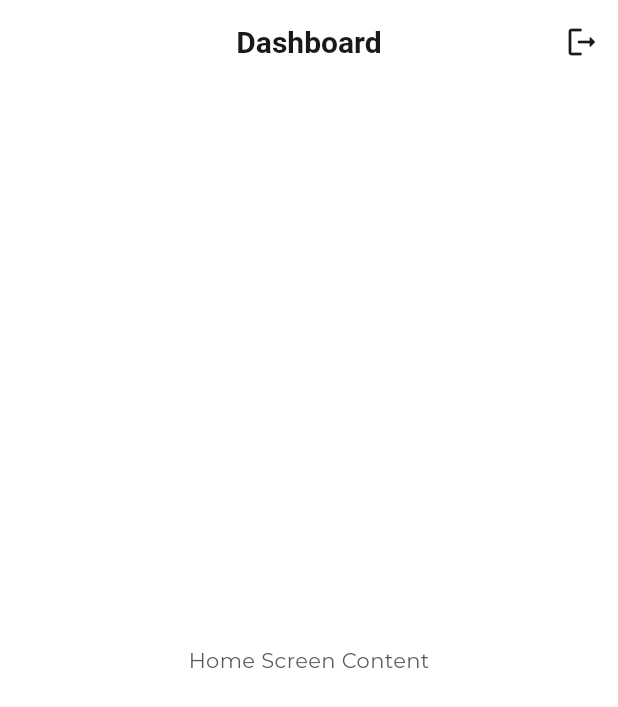
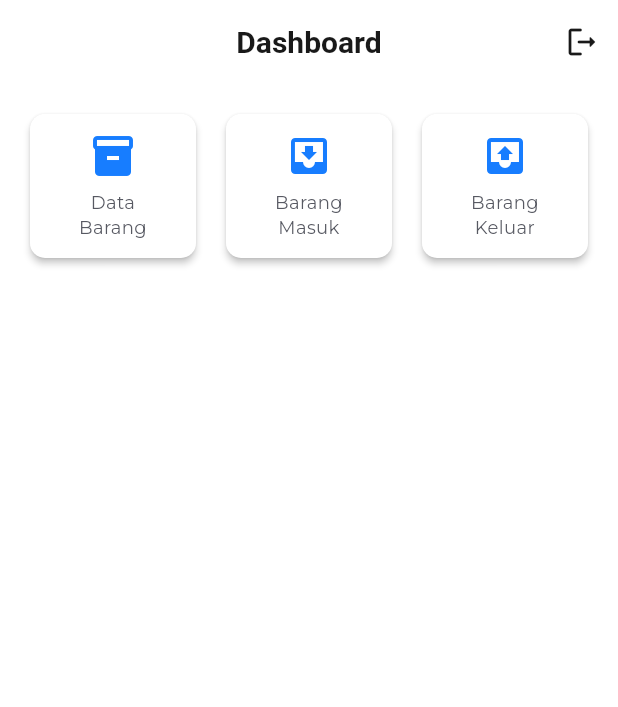
Before and after one commit to FirmanHY/stockify, a Flutter app: the HomeScreen screen opened by its route, on a phone screen of 412 x 824 dp. Shown: the top 707 px of the screen. Run offline on Flutter 3.47's test engine with Material 3 defaults, Android fonts, the phone set to English and light mode, and no system bars; our stand-ins replace dio, flutter_dotenv, flutter_riverpod, flutter_secure_storage, flutter_spinkit, freezed_annotation and 5 more; accounts and stored records are empty; generated files the repository leaves out were written again; network calls fail.

Commit message:
Tambah transaksi dan fitur barang masuk, keluar

```diff
--- a/lib/core/data/remote/end_point.dart
+++ b/lib/core/data/remote/end_point.dart
@@ -2,3 +2,4 @@ const String loginEndPoint = '/auth/login';
 const String itemsEndPoint = '/items';
 const String itemTypesEndPoint = '/master-data/item-types';
 const String unitsEndPoint = '/master-data/units';
+const String transactions = '/transactions';
--- a/lib/core/route/route_name.dart
+++ b/lib/core/route/route_name.dart
@@ -6,4 +6,6 @@ abstract class RouteName {
   static const String masterData = '/master-data';
   static const String transactions = '/transactions';
   static const String reports = '/reports';
+  static const String barangMasuk = '/barang-masuk';
+  static const String barangKeluar = '/barang-keluar';
 }
--- a/lib/features/home/presentation/ui/home_screen.dart
+++ b/lib/features/home/presentation/ui/home_screen.dart
@@ -23,9 +23,75 @@ class HomeScreen extends ConsumerWidget {
         ],
       ),
       body: Padding(
-        padding: const EdgeInsets.all(8.0),
-        child: const Center(child: Text('Home Screen Content')),
+        padding: const EdgeInsets.all(16),
+        child: Row(
+          mainAxisAlignment: MainAxisAlignment.spaceBetween,
+          children: const [
+            Expanded(
+              child: _MenuCard(
+                icon: Icons.inventory,
+                label: 'Data\nBarang',
+                routeName: RouteName.items,
+              ),
+            ),
+            SizedBox(width: 12),
+            Expanded(
+              child: _MenuCard(
+                icon: Icons.move_to_inbox,
+                label: 'Barang\nMasuk',
+                routeName: RouteName.barangMasuk,
+              ),
+            ),
+            SizedBox(width: 12),
+            Expanded(
+              child: _MenuCard(
+                icon: Icons.outbox,
+                label: 'Barang\nKeluar',
+                routeName: RouteName.barangKeluar,
+              ),
+            ),
+          ],
+        ),
       ),
     );
   }
 }
+
+class _MenuCard extends StatelessWidget {
+  final IconData icon;
+  final String label;
+  final String routeName;
+
+  const _MenuCard({
+    required this.icon,
+    required this.label,
+    required this.routeName,
+  });
+
+  @override
+  Widget build(BuildContext context) {
+    return Card(
+      elevation: 2,
+      shape: RoundedRectangleBorder(borderRadius: BorderRadius.circular(10)),
+      child: InkWell(
+        borderRadius: BorderRadius.circular(10),
+        onTap: () => context.go(routeName),
+        child: Padding(
+          padding: const EdgeInsets.symmetric(vertical: 12),
+          child: Column(
+            mainAxisSize: MainAxisSize.min,
+            children: [
+              Icon(icon, size: 32, color: Theme.of(context).primaryColor),
+              const SizedBox(height: 6),
+              Text(
+                label,
+                textAlign: TextAlign.center,
+                style: const TextStyle(fontSize: 12),
+              ),
+            ],
+          ),
+        ),
+      ),
+    );
+  }
+}
--- a/lib/features/master_data/presentation/ui/master_data_screen.dart
+++ b/lib/features/master_data/presentation/ui/master_data_screen.dart
@@ -23,7 +23,7 @@ class MasterDataScreen extends ConsumerWidget {
                 labelColor: AppColors.whiteColor,
                 unselectedLabelColor: Colors.white70,
                 indicatorColor: AppColors.whiteColor,
-                indicator: const UnderlineTabIndicator(
+                indicator: UnderlineTabIndicator(
                   borderSide: BorderSide(
                     color: AppColors.whiteColor,
                     width: 2.5,
```
Also changed, not shown: lib/core/route/go_router_provider.dart (+16 -0 lines), lib/features/home/presentation/ui/data_barang_keluar_screen.dart (added, +37 -0 lines), lib/features/home/presentation/ui/data_barang_masuk_screen.dart (added, +31 -0 lines), lib/features/transactions/application/transaction_service.dart (added, +23 -0 lines), lib/features/transactions/data/dto/request/transaction_request.dart (added, +44 -0 lines), lib/features/transactions/data/dto/response/transaction_response.dart (added, +64 -0 lines), lib/features/transactions/data/repository/transaction_repository.dart (added, +17 -0 lines), lib/features/transactions/data/source/remote/transaction_api.dart (added, +19 -0 lines), lib/features/transactions/provider/transaction_provider.dart (added, +35 -0 lines), lib/features/transactions/data/dto/request/transaction_request.freezed.dart (added), lib/features/transactions/data/dto/request/transaction_request.g.dart (added), lib/features/transactions/data/dto/response/transaction_response.freezed.dart (added), lib/features/transactions/data/dto/response/transaction_response.g.dart (added).
